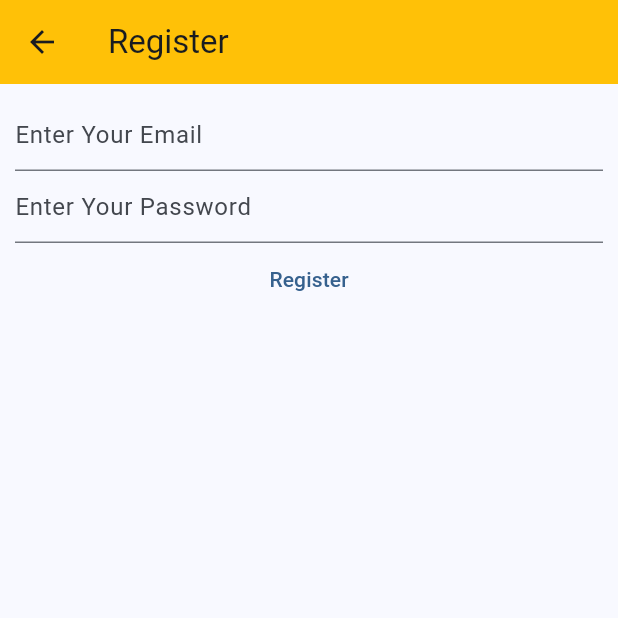
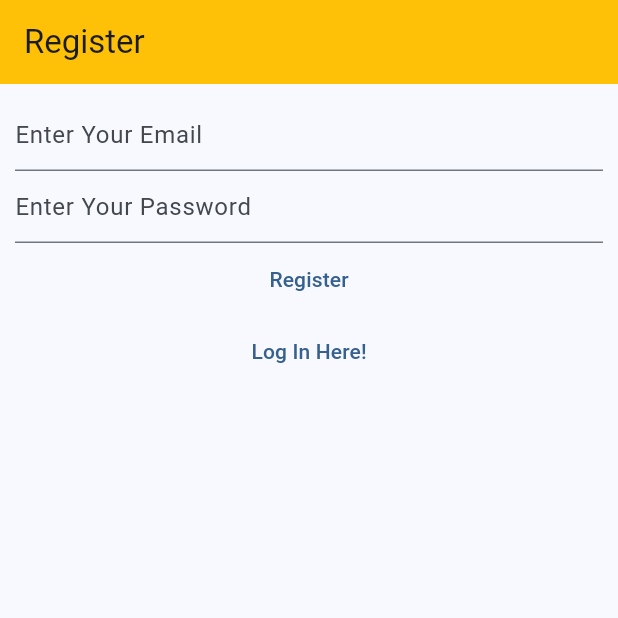
Before and after one commit to ar-tanjil/mynotes, a Flutter app: the RegisterView screen opened directly, on a phone screen of 412 x 824 dp, the top half of it. Run offline on Flutter 3.47's test engine with Material 3 defaults, Android fonts, the phone set to English and light mode, and no system bars; our stand-ins replace firebase_auth, firebase_core; accounts and stored records are empty.

Commit message:
Chapter 14

```diff
--- a/lib/views/register_view.dart
+++ b/lib/views/register_view.dart
@@ -1,3 +1,5 @@
+import 'dart:math';
+
 import 'package:firebase_auth/firebase_auth.dart';
 import 'package:firebase_core/firebase_core.dart';
 import 'package:flutter/material.dart';
@@ -32,20 +34,10 @@ class _RegisterViewState extends State<RegisterView> {
   Widget build(BuildContext context) {
     return Scaffold(
       appBar: AppBar(
+        title: const Text("Register"),
         backgroundColor: Colors.amber,
-          title: const Text("Register"),
       ),
-        body: FutureBuilder(
-          future: Firebase.initializeApp(
-            options: DefaultFirebaseOptions.currentPlatform,
-          ),
-          builder: (context, snapshot) {
-            switch (snapshot.connectionState) {
-              // case ConnectionState.none:
-              // case ConnectionState.waiting:
-              // case ConnectionState.active:
-              case ConnectionState.done:
-                return Padding(
+      body: Padding(
         padding: const EdgeInsets.all(10.0),
         child: Column(
           children: [
@@ -54,16 +46,15 @@ class _RegisterViewState extends State<RegisterView> {
               enableSuggestions: false,
               autocorrect: false,
               keyboardType: TextInputType.emailAddress,
-                        decoration:
-                            const InputDecoration(hintText: "Enter Your Email"),
+              decoration: const InputDecoration(hintText: "Enter Your Email"),
             ),
             TextField(
               controller: _password,
               obscureText: true,
               enableSuggestions: false,
               autocorrect: false,
-                        decoration: const InputDecoration(
-                            hintText: "Enter Your Password"),
+              decoration:
+                  const InputDecoration(hintText: "Enter Your Password"),
             ),
             TextButton(
               onPressed: () async {
@@ -85,13 +76,15 @@ class _RegisterViewState extends State<RegisterView> {
               },
               child: const Text("Register"),
             ),
+            TextButton(
+                onPressed: () {
+                  Navigator.of(context)
+                      .pushNamedAndRemoveUntil("/login/", (route) => false);
+                },
+                child: const Text("Log In Here!")),
           ],
         ),
+      ),
     );
-              default:
-                return const Text("Loading...");
-            }
-          },
-        ));
   }
 }
```
Also changed, not shown: lib/main.dart (+23 -16 lines), lib/views/login_view.dart (+13 -24 lines), lib/views/verify_email_view.dart (added, +33 -0 lines). Lines whose indentation alone changed are shown as unchanged.
